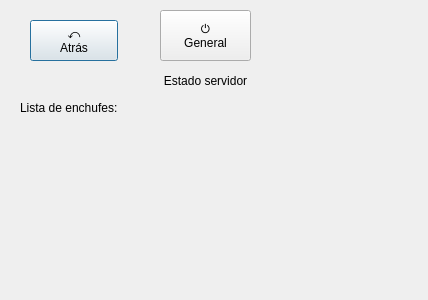
Before: the Qt Designer form src/app/ui/smart_plug_list.ui in jojelupipa/smart-plug, drawn with Qt 5.
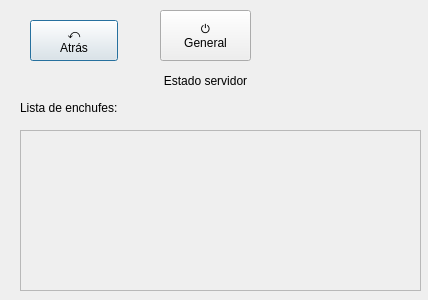
After: the same form once the commit is applied.

Commit message: app: Actualización dinámica de enchufes. Closes #25

Diff of the .ui file:
```diff
--- a/src/app/ui/smart_plug_list.ui
+++ b/src/app/ui/smart_plug_list.ui
@@ -73,16 +73,45 @@
     <string>Lista de enchufes:</string>
    </property>
   </widget>
-  <widget class="QWidget" name="verticalLayoutWidget">
+  <widget class="QScrollArea" name="scrollArea">
    <property name="geometry">
     <rect>
      <x>20</x>
      <y>130</y>
-     <width>391</width>
-     <height>151</height>
+     <width>401</width>
+     <height>161</height>
     </rect>
    </property>
-   <layout class="QVBoxLayout" name="verticalLayout"/>
+   <property name="sizePolicy">
+    <sizepolicy hsizetype="Expanding" vsizetype="Fixed">
+     <horstretch>0</horstretch>
+     <verstretch>0</verstretch>
+    </sizepolicy>
+   </property>
+   <property name="minimumSize">
+    <size>
+     <width>0</width>
+     <height>100</height>
+    </size>
+   </property>
+   <property name="widgetResizable">
+    <bool>true</bool>
+   </property>
+   <widget class="QWidget" name="scrollAreaWidgetContents">
+    <property name="geometry">
+     <rect>
+      <x>0</x>
+      <y>0</y>
+      <width>399</width>
+      <height>159</height>
+     </rect>
+    </property>
+    <layout class="QVBoxLayout" name="verticalLayout_3">
+     <item>
+      <layout class="QVBoxLayout" name="plugs_layout"/>
+     </item>
+    </layout>
+   </widget>
   </widget>
  </widget>
  <resources/>
```
The commit also changes 2 other files.
